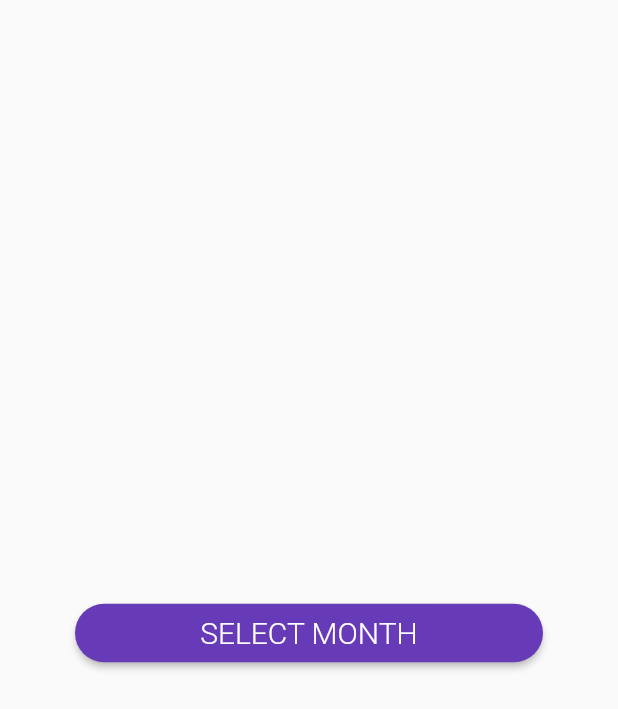
After one commit to sarbagyastha/nepali_date_picker, a Flutter app: the MonthPickerWidget screen opened directly, after a tap on "SELECT MONTH", on a phone screen of 412 x 824 dp. The commit adds this screen. Shown: the top 709 px of the screen. Run offline on Flutter 3.47's test engine with Material 2 defaults, Android fonts, the phone set to English and light mode, and no system bars; missing offline and left inert: nepali_utils.

Commit message:
Added working example to example project

```diff
--- /dev/null
+++ b/example/lib/modes/month_picker_widget.dart
@@ -0,0 +1,68 @@
+import 'package:flutter/material.dart';
+import 'package:nepali_date_picker/nepali_date_picker.dart';
+import 'package:nepali_utils/nepali_utils.dart';
+
+///
+class MonthPickerWidget extends StatefulWidget {
+  @override
+  _MonthPickerWidgetState createState() => _MonthPickerWidgetState();
+}
+
+class _MonthPickerWidgetState extends State<MonthPickerWidget> {
+  NepaliDateTime? _selectedMonth;
+
+  @override
+  Widget build(BuildContext context) {
+    return Scaffold(
+      body: Column(
+        mainAxisAlignment: MainAxisAlignment.center,
+        crossAxisAlignment: CrossAxisAlignment.stretch,
+        children: [
+          if (_selectedMonth != null)
+            Text(
+              'Selected Month: ${NepaliDateFormat.MMMM(NepaliUtils().language).format(_selectedMonth!)}',
+              style: TextStyle(
+                fontWeight: FontWeight.w300,
+                fontSize: 18.0,
+              ),
+              textAlign: TextAlign.center,
+            ),
+          SizedBox(height: 20),
+          Padding(
+            padding: EdgeInsets.symmetric(horizontal: 50.0),
+            child: ElevatedButton(
+              style: ElevatedButton.styleFrom(
+                shape: RoundedRectangleBorder(
+                  borderRadius: BorderRadius.all(
+                    Radius.circular(20),
+                  ),
+                ),
+              ),
+              onPressed: () async {
+                final pickedMonth = await showMaterialMonthPicker(
+                  context: context,
+                  selectedMonth: _selectedMonth?.month,
+                );
+                _selectedMonth = pickedMonth == null
+                    ? null
+                    : NepaliDateTime(NepaliDateTime.now().year, pickedMonth);
+                setState(() {});
+              },
+              child: Padding(
+                padding: EdgeInsets.all(8.0),
+                child: Text(
+                  'SELECT MONTH',
+                  style: TextStyle(
+                    color: Colors.white,
+                    fontSize: 20.0,
+                    fontWeight: FontWeight.w300,
+                  ),
+                ),
+              ),
+            ),
+          ),
+        ],
+      ),
+    );
+  }
+}
```
Also changed, not shown: example/lib/main.dart (+7 -1 lines), example/lib/modes/year_picker_widget.dart (added, +66 -0 lines).
